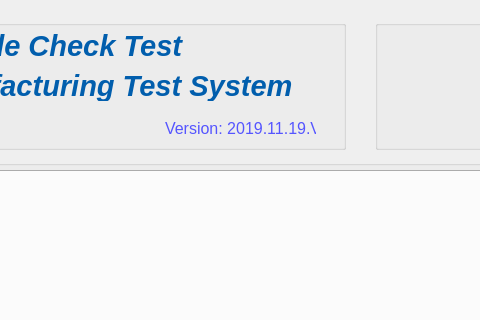
This is project/ScannercodeCheckSystem/mainwindow.ui in happyrabbit456/Qt5_dev as Qt 5 draws it before an edit; both pictures show x 605 to 1085 and y 0 to 320 of the 1200 by 683 pixel window. The edited form follows.
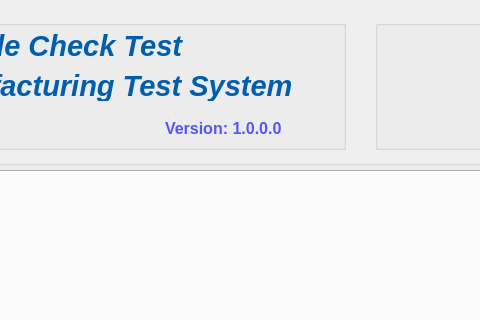
This is the edited form. Icons and pictures are not drawn.

What changed in the file:
```diff
--- a/project/ScannercodeCheckSystem/mainwindow.ui
+++ b/project/ScannercodeCheckSystem/mainwindow.ui
@@ -237,11 +237,18 @@
        <height>16</height>
       </rect>
      </property>
+     <property name="font">
+      <font>
+       <pointsize>12</pointsize>
+       <weight>75</weight>
+       <bold>true</bold>
+      </font>
+     </property>
      <property name="styleSheet">
       <string notr="true">color: rgb(85, 85, 255);</string>
      </property>
      <property name="text">
-      <string>Version: 2019.11.19.V1</string>
+      <string>Version: 1.0.0.0</string>
      </property>
     </widget>
    </widget>
```
Left out of the diff: 5 changed lines with no effect on the pictures.
